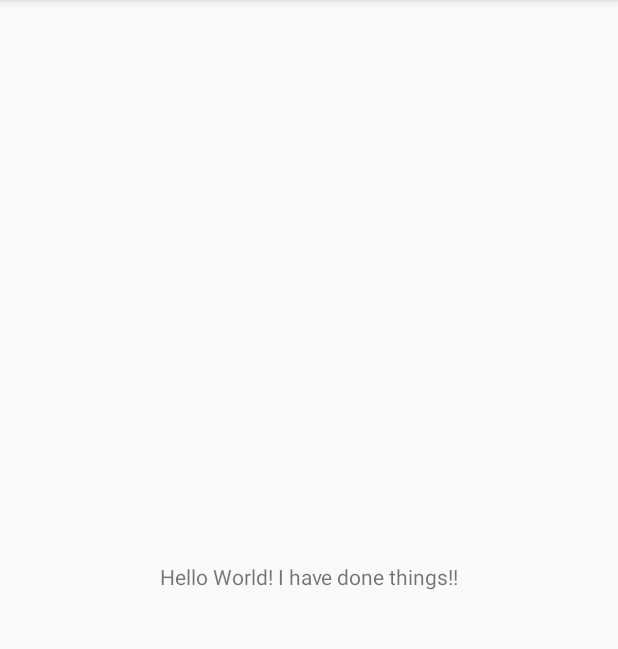
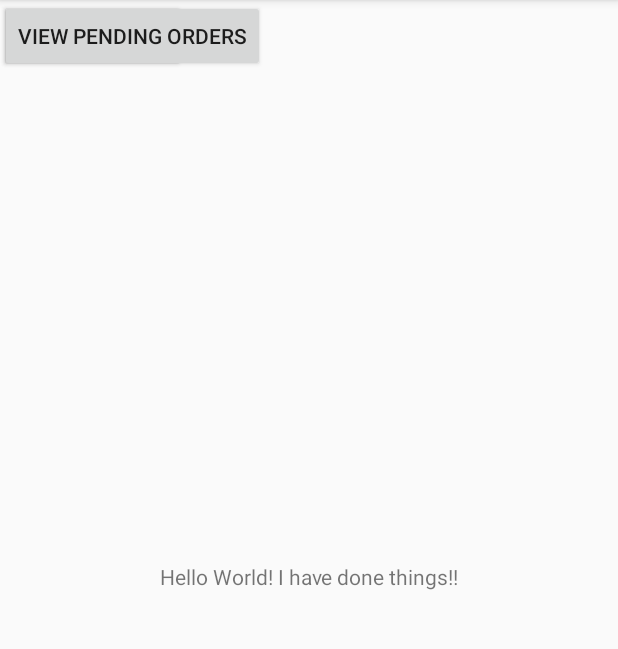
Before and after one commit to LordSushiPhoenix/Hack-Western-4, an Android app: the screen it shows after launch (MainActivity), on a phone screen of 412 x 824 dp, the part 84-733 px from its top. Run offline under Robolectric (Android 15) with nearby library versions, the phone set to English and light mode, and no system bars.

Commit message:
Made some buttons and method stubs

```diff
--- a/App/app/src/main/java/comlordsushiphoenix/httpsgithub/hackwestern4demo/MainActivity.java
+++ b/App/app/src/main/java/comlordsushiphoenix/httpsgithub/hackwestern4demo/MainActivity.java
@@ -2,6 +2,7 @@ package comlordsushiphoenix.httpsgithub.hackwestern4demo;
 
 import android.support.v7.app.AppCompatActivity;
 import android.os.Bundle;
+import android.view.View;
 
 public class MainActivity extends AppCompatActivity {
 
@@ -10,4 +11,17 @@ public class MainActivity extends AppCompatActivity {
         super.onCreate(savedInstanceState);
         setContentView(R.layout.activity_main);
     }
+
+    //Opens a page to make a new order
+    public void createOrder(View view){
+        //TODO
+
+    }
+
+    //Opens a page to show available orders
+    public void viewOrder(View view){
+        //TODO
+
+    }
+
 }
--- a/App/app/src/main/res/layout/activity_main.xml
+++ b/App/app/src/main/res/layout/activity_main.xml
@@ -15,4 +15,22 @@
         app:layout_constraintRight_toRightOf="parent"
         app:layout_constraintTop_toTopOf="parent" />
 
+    <Button
+        android:id="@+id/CreateOrder"
+        android:layout_width="wrap_content"
+        android:layout_height="wrap_content"
+        android:onClick="createOrder"
+        android:text="Create Order"
+        tools:layout_editor_absoluteX="119dp"
+        tools:layout_editor_absoluteY="84dp" />
+
+    <Button
+        android:id="@+id/button2"
+        android:layout_width="wrap_content"
+        android:layout_height="wrap_content"
+        android:onClick="viewOrder"
+        android:text="View Pending Orders"
+        tools:layout_editor_absoluteX="92dp"
+        tools:layout_editor_absoluteY="173dp" />
+
 </android.support.constraint.ConstraintLayout>
```
